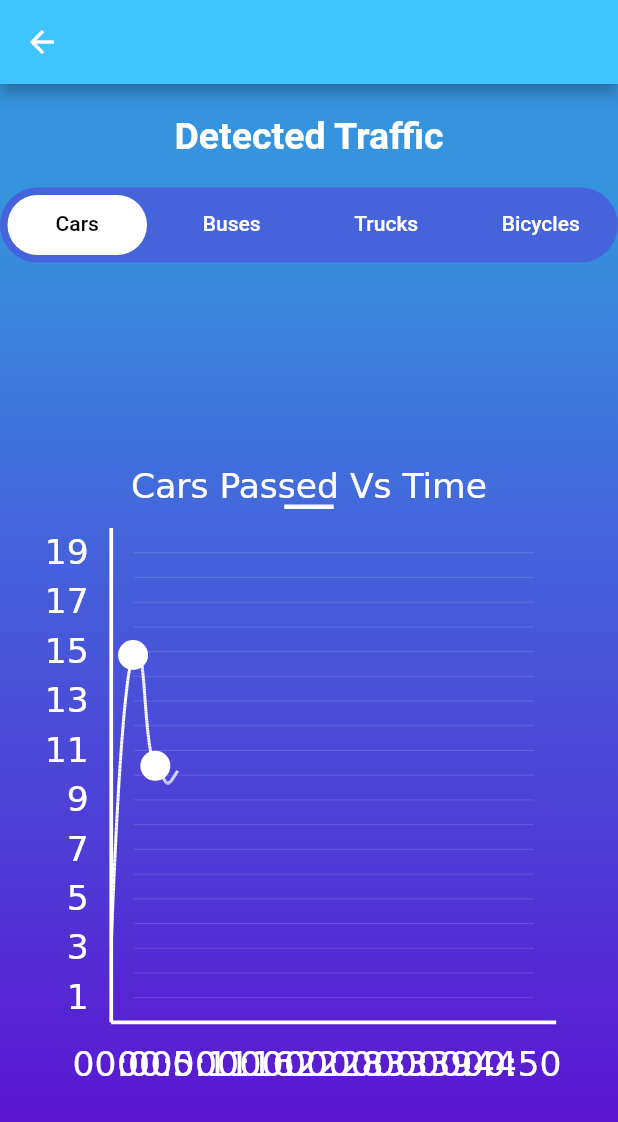
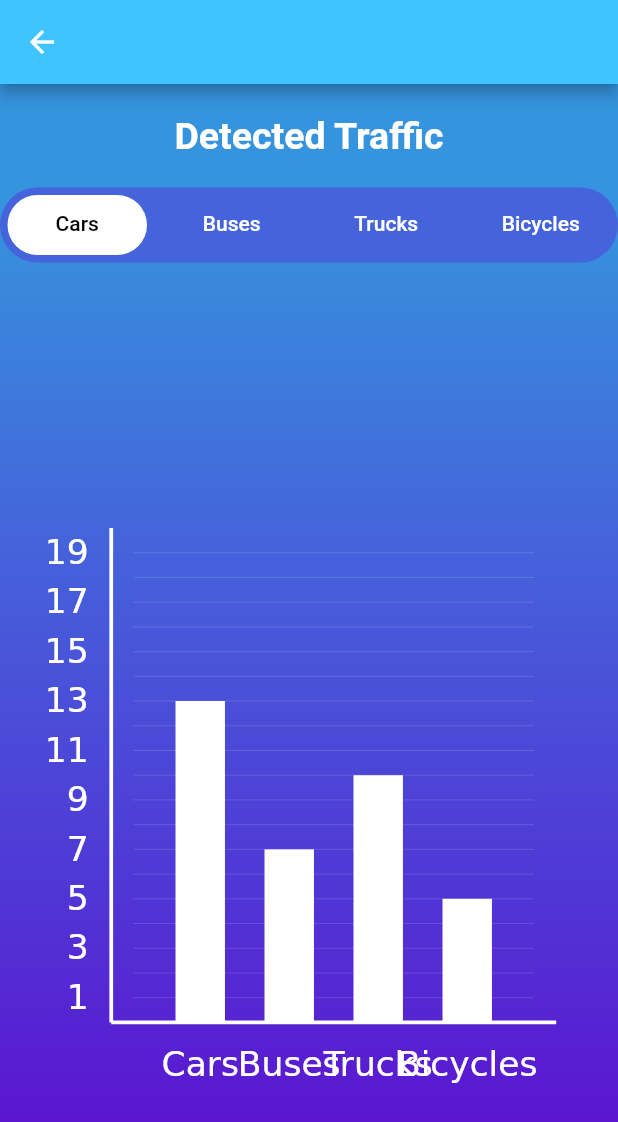
Before and after one commit to lolanator/traffic_counting_flutter, a Flutter app: the screen it shows after launch, after a tap on the "bar chart" icon, on a phone screen of 412 x 824 dp. Shown: the top 1122 px of the screen. Run offline on Flutter 3.47's test engine with Material 2 defaults, Android fonts, the phone set to English and light mode, and no system bars; our stand-ins replace bubble_tab_indicator, camera, image_picker.

Commit message:
Named the application countify and changed the graph from a line chart to a bar chart

```diff
--- a/lib/dashboard.dart
+++ b/lib/dashboard.dart
@@ -40,34 +40,32 @@ class _DashBoardState extends State<DashBoard>
     _bezierpoints = [];
     _addBezierCurve();
     _controller =
-        AnimationController(duration: Duration(milliseconds: 300), vsync: this);
-    _controller.forward();
-    _controller.addStatusListener((status) {
-      if (status == AnimationStatus.completed) {
-        _controller.reset();
-        ++_index;
+        AnimationController(duration: Duration(seconds: 1), vsync: this);
+    _animation = Tween(begin: 0.0, end: 1.0).animate(_controller)
+      ..addListener(() {
+        setState(() {
+          _t = _animation.value;
+        });
+      })
+      ..addStatusListener((status) {
+        if (status == AnimationStatus.completed) {
+          _controller.stop();
+        } else if (status == AnimationStatus.dismissed) {
+          _controller.forward();
+        }
+      });
+      _controller.forward();
+  }
 
-        if (_index >= strokes - 1) {
-          _controller.stop();
-          _index = strokes - 1;
-        } else {
-          _addBezierCurve();
-        }
-      } else if (status == AnimationStatus.dismissed) {
-        _controller.forward();
-      }
-    });
+  @override
+  void dispose() {
+    _controller.dispose();
+    super.dispose();
   }
 
   @override
   Widget build(BuildContext context) {
     _context = context;
-    _animation = Tween(begin: 0.0, end: 1.0).animate(_controller)
-      ..addListener(() {
-        setState(() {
-          _t = _animation.value;
-        });
-      });
     return Scaffold(
       appBar: AppBar(
         backgroundColor: Colors.lightBlueAccent,
@@ -107,8 +105,15 @@ class _DashBoardState extends State<DashBoard>
                   height: vh(.8),
                   width: vw(.8),
                   child: CustomPaint(
-                    painter: GraphPainter(points, strokes, _t, _bezierpoints,
-                        _titles[_titleIndex], _chartTimes),
+                    painter: GraphPainter.drawBarChart(<Offset>[
+                      Offset(0, 13),
+                      Offset(0, 7),
+                      Offset(0, 10),
+                      Offset(0, 5)
+                    ], strokes, _t),
+
+                    // GraphPainter(points, strokes, _t, _bezierpoints,
+                    //     _titles[_titleIndex], _chartTimes),
                     size: Size(vw(.9), vh(.5)),
                   ),
                 ),
--- a/lib/graph_painter.dart
+++ b/lib/graph_painter.dart
@@ -14,8 +14,11 @@ class GraphPainter extends CustomPainter {
   double _t;
   int _strokes;
   String _chartTitle;
+  List<String> _titles = <String>["Cars", "Buses", "Trucks", "Bicycles"];
   GraphPainter(this._points, this._strokes, this._t, this._bezierpoints,
       this._chartTitle, this._chartTimes);
+
+  GraphPainter.drawBarChart(this._points, this._strokes, this._t);
   Offset _getCubicBezier(Offset p0, Offset p1, Offset p2, Offset p3, double t) {
     double u = 1 - t;
     double uu = u * u;
@@ -131,18 +134,6 @@ class GraphPainter extends CustomPainter {
     ui.Paragraph par;
     Offset off;
     for (int i = 0; i < _strokes; i += 2) {
-      //draw the horizontal times
-      ps = ui.ParagraphStyle(textAlign: TextAlign.center, fontSize: fontSize);
-      pb = ui.ParagraphBuilder(ps);
-      pb.pushStyle(ui.TextStyle(color: Colors.white));
-      pb.addText(_chartTimes[i]);
-      pc = ui.ParagraphConstraints(width: 300);
-      par = pb.build();
-      par.layout(pc);
-      double leftOffset = _left + _width / _strokes * i - par.width / 2;
-      off = Offset(leftOffset, _top + _height + offset);
-      canvas.drawParagraph(par, off);
-
       //draw the vertical numbers
       ps = ui.ParagraphStyle(textAlign: TextAlign.right, fontSize: fontSize);
       pb = ui.ParagraphBuilder(ps);
@@ -153,6 +144,21 @@ class GraphPainter extends CustomPainter {
       par.layout(pc);
       double topOffset = _top + _height / _strokes * (i + 1) - par.height / 2;
       off = Offset(_left - offset - par.width, topOffset);
+      canvas.drawParagraph(par, off);
+    }
+
+    // draw the horizontal labels
+    for (int i = 1; i < _titles.length + 1; i++) {
+      ps = ui.ParagraphStyle(textAlign: TextAlign.center, fontSize: fontSize);
+      pb = ui.ParagraphBuilder(ps);
+      pb.pushStyle(ui.TextStyle(color: Colors.white));
+      pb.addText(_titles[i - 1]);
+      pc = ui.ParagraphConstraints(width: 300);
+      par = pb.build();
+      par.layout(pc);
+      double leftOffset =
+          _left + _width / (_titles.length + 1) * i - par.width / 2;
+      off = Offset(leftOffset, _top + _height + offset);
       canvas.drawParagraph(par, off);
     }
   }
@@ -182,6 +188,21 @@ class GraphPainter extends CustomPainter {
     paint.color = prevColor;
   }
 
+  _drawBarChart(Canvas canvas, Size size, Paint paint) {
+    Color prevColor = paint.color;
+    paint.color = Colors.white;
+    double barWidth = size.width * .1;
+    for (int i = 0; i < _points.length; i++) {
+      double left =
+          _left + _width / (_points.length + 1) * (i + 1) - barWidth / 2;
+      double height = (_height * _points[i].dy / _strokes) * _t;
+      double top = _top + _height - height;
+      Rect r = Rect.fromLTWH(left, top, barWidth, height);
+      canvas.drawRect(r, paint);
+    }
+    paint.color = prevColor;
+  }
+
   @override
   void paint(Canvas canvas, Size size) {
     _left = size.width * .1;
@@ -206,11 +227,14 @@ class GraphPainter extends CustomPainter {
     //draw the guiding lines on the graph
     _drawGuidingLines(canvas, size, paint);
 
+    // draw the bar chart
+    _drawBarChart(canvas, size, paint);
+
     //draw the graph curve
-    _drawCurve(_points, canvas, size, paint);
+    // _drawCurve(_points, canvas, size, paint);
 
     //draw the label on the graph
-    _drawLabel(_chartTitle, size, canvas, paint);
+    // _drawLabel(_chartTitle, size, canvas, paint);
   }
 
   @override
--- a/lib/main.dart
+++ b/lib/main.dart
@@ -10,10 +10,10 @@ void main() async {
   WidgetsFlutterBinding.ensureInitialized();
 
   // Obtain a list of the available cameras on the device.
-  final cameras = await availableCameras();
+  // final cameras = await availableCameras();
 
   // Get a specific camera from the list of available cameras.
-  final firstCamera = cameras.first;
+  // final firstCamera = cameras.first;
 
   runApp(MyApp());
 }
--- a/lib/traffic_home_screen.dart
+++ b/lib/traffic_home_screen.dart
@@ -48,7 +48,7 @@ class _TrafficHomeScreenState extends State<TrafficHomeScreen> {
             height: MediaQuery.of(context).size.width * .2,
             alignment: Alignment.center,
             child: Text(
-              "Application Name",
+              "Countify",
               textAlign: TextAlign.center,
               style: TextStyle(color: Colors.white, fontSize: 30),
             ),
```
